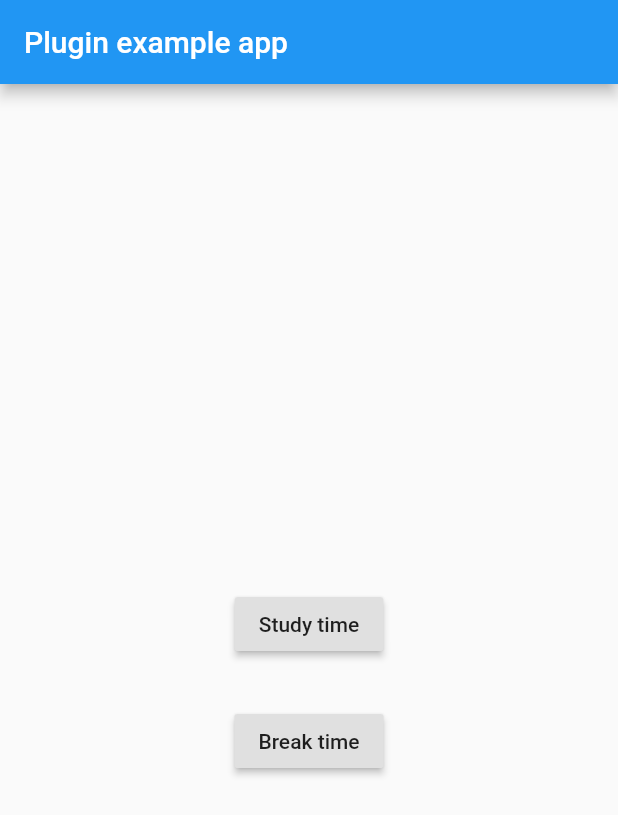
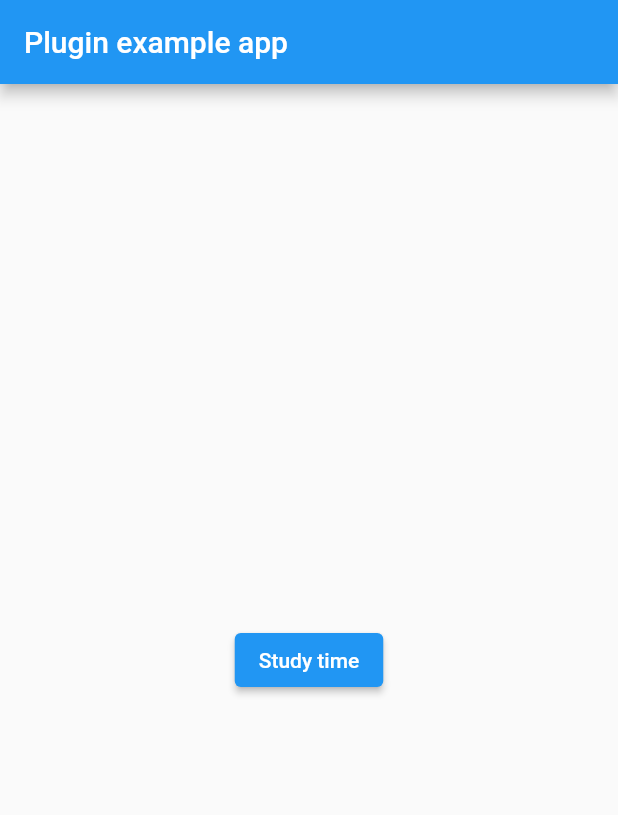
Before and after one commit to khanhdk0000/Study_Space, a Flutter app: the screen it shows after launch, after a tap on "Study time", on a phone screen of 412 x 824 dp. Shown: the top 815 px of the screen. Run offline on Flutter 3.47's test engine with Material 2 defaults, Android fonts, the phone set to English and light mode, and no system bars; our stand-ins replace flutter_local_notifications, timezone.

Commit message:
update Break noti appear after a period of time

```diff
--- a/local_notification/lib/main.dart
+++ b/local_notification/lib/main.dart
@@ -45,13 +45,31 @@ class _MyAppState extends State<MyApp> {
     );
     var platformChannelSpecifics =
         new NotificationDetails(android: androidPlatformChannelSpecifics);
-    await flutterLocalNotificationsPlugin.show(
-      2,
-      'Break rồiiiiiiiiiiiiiiiiiiiiiiiiiiiiii',
-      'Giờ chời đến rồi giờ chơi đến rồi, đi chơi thôi',
-      platformChannelSpecifics,
-      payload: 'Ra chơi 15 phút',
-    );
+    // await flutterLocalNotificationsPlugin.show(
+    //   2,
+    //   'Break rồiiiiiiiiiiiiiiiiiiiiiiiiiiiiii',
+    //   'Giờ chời đến rồi giờ chơi đến rồi, đi chơi thôi',
+    //   platformChannelSpecifics,
+    //   payload: 'Ra chơi 15 phút',
+    // );
+    var scheduledTime = DateTime.now().add(Duration(seconds: 5));
+    // flutterLocalNotificationsPlugin.schedule(
+    //   1,
+    //   'Break rồiiiiiiiiiiiiiiiiiiiiiiiiiiiiii',
+    //   'Giờ chời đến rồi giờ chơi đến rồi, đi chơi thôi',
+    //   scheduledTime,
+    //   platformChannelSpecifics,
+    //   payload: 'Ra chơi 15 phút',
+    // );
+    await flutterLocalNotificationsPlugin.zonedSchedule(
+        1,
+        'Break rồiiiiiiiiiiiiiiiiiiiiiiiiiiiiii',
+        'Giờ chời đến rồi giờ chơi đến rồi, đi chơi thôi',
+        scheduledTime,
+        platformChannelSpecifics,
+        uiLocalNotificationDateInterpretation:
+            UILocalNotificationDateInterpretation.absoluteTime,
+        androidAllowWhileIdle: true);
   }
 
 // Method 3
@@ -82,26 +100,18 @@ class _MyAppState extends State<MyApp> {
             mainAxisAlignment: MainAxisAlignment.center,
             mainAxisSize: MainAxisSize.max,
             children: <Widget>[
-              /*
-              new RaisedButton(
-                onPressed: _showNotificationWithSound,
-                child: new Text('Show Notification With Sound'),
-              ),
-
-               */
               new SizedBox(
                 height: 30.0,
               ),
-              new RaisedButton(
-                onPressed: _showNotificationWithoutSound,
+              new ElevatedButton(
+                onPressed: () => [
+                  _showNotificationWithoutSound(),
+                  _showNotificationWithDefaultSound()
+                ],
                 child: new Text('Study time'),
               ),
               new SizedBox(
                 height: 30.0,
-              ),
-              new RaisedButton(
-                onPressed: _showNotificationWithDefaultSound,
-                child: new Text('Break time'),
               ),
             ],
           ),
```
